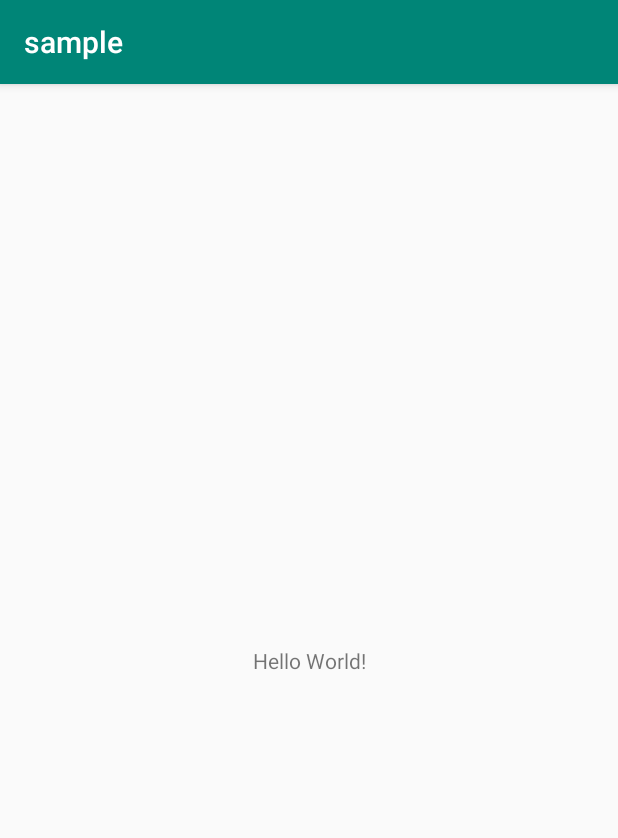
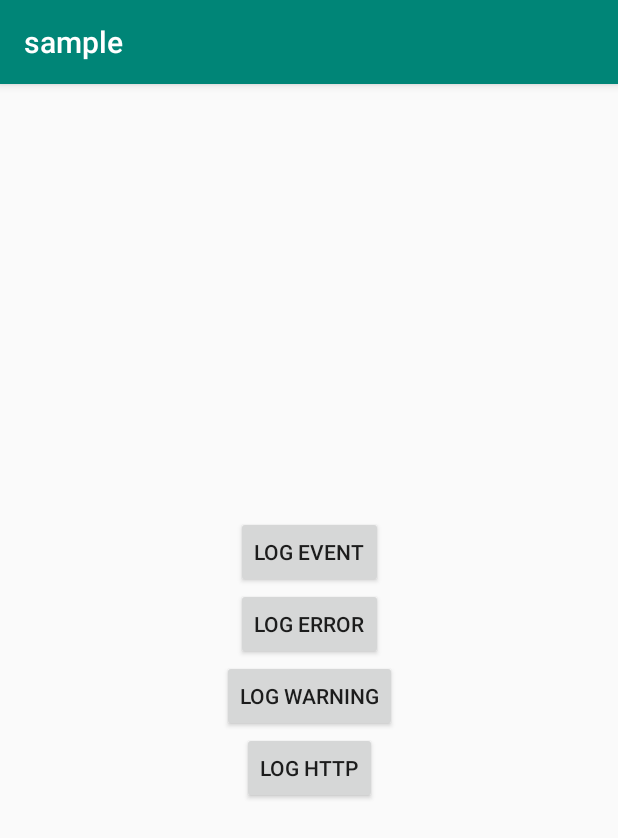
Before and after one commit to rosberry/TAM, an Android app: the screen it shows after launch (MainActivity), on a phone screen of 412 x 824 dp. Shown: the top 838 px of the screen. Run offline under Robolectric (Android 15) with nearby library versions, the phone set to English and light mode, and no system bars.

Commit message:
add log buttons

```diff
--- a/sample/src/main/res/layout/activity_main.xml
+++ b/sample/src/main/res/layout/activity_main.xml
@@ -1,5 +1,4 @@
-<?xml version="1.0" encoding="utf-8"?>
-<!--
+<?xml version="1.0" encoding="utf-8"?><!--
   ~ /*
   ~  * Copyright (c) 2018 Rosberry. All rights reserved.
   ~  */
@@ -12,12 +11,41 @@
     android:layout_height="match_parent"
     tools:context=".MainActivity">
 
-    <TextView android:layout_width="wrap_content"
+    <Button android:id="@+id/logEventButton"
+        android:layout_width="wrap_content"
         android:layout_height="wrap_content"
-        android:text="Hello World!"
+        android:text="@string/log_event"
+        app:layout_constraintBottom_toTopOf="@id/logErrorButton"
+        app:layout_constraintEnd_toEndOf="parent"
+        app:layout_constraintStart_toStartOf="parent"
+        app:layout_constraintTop_toTopOf="parent"
+        app:layout_constraintVertical_chainStyle="packed" />
+
+    <Button android:id="@+id/logErrorButton"
+        android:layout_width="wrap_content"
+        android:layout_height="wrap_content"
+        android:text="@string/log_error"
+        app:layout_constraintBottom_toTopOf="@id/logWarningButton"
+        app:layout_constraintEnd_toEndOf="parent"
+        app:layout_constraintStart_toStartOf="parent"
+        app:layout_constraintTop_toBottomOf="@id/logEventButton" />
+
+    <Button android:id="@+id/logWarningButton"
+        android:layout_width="wrap_content"
+        android:layout_height="wrap_content"
+        android:text="@string/log_warning"
+        app:layout_constraintBottom_toTopOf="@id/logHttpButton"
+        app:layout_constraintEnd_toEndOf="parent"
+        app:layout_constraintStart_toStartOf="parent"
+        app:layout_constraintTop_toBottomOf="@id/logErrorButton" />
+
+    <Button android:id="@+id/logHttpButton"
+        android:layout_width="wrap_content"
+        android:layout_height="wrap_content"
+        android:text="@string/log_http"
         app:layout_constraintBottom_toBottomOf="parent"
-        app:layout_constraintLeft_toLeftOf="parent"
-        app:layout_constraintRight_toRightOf="parent"
-        app:layout_constraintTop_toTopOf="parent" />
+        app:layout_constraintEnd_toEndOf="parent"
+        app:layout_constraintStart_toStartOf="parent"
+        app:layout_constraintTop_toBottomOf="@id/logWarningButton" />
 
 </android.support.constraint.ConstraintLayout>
--- a/sample/src/main/res/values/strings.xml
+++ b/sample/src/main/res/values/strings.xml
@@ -6,4 +6,8 @@
 
 <resources>
     <string name="app_name">sample</string>
+    <string name="log_event">Log Event</string>
+    <string name="log_error">Log Error</string>
+    <string name="log_warning">Log Warning</string>
+    <string name="log_http">Log Http</string>
 </resources>
```
